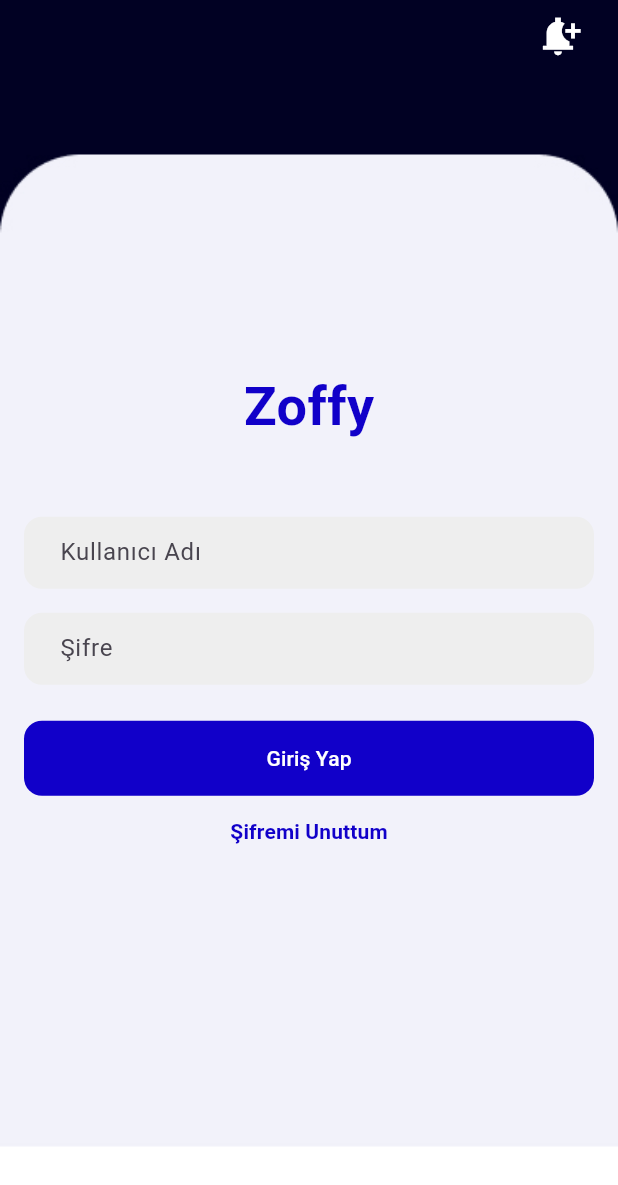
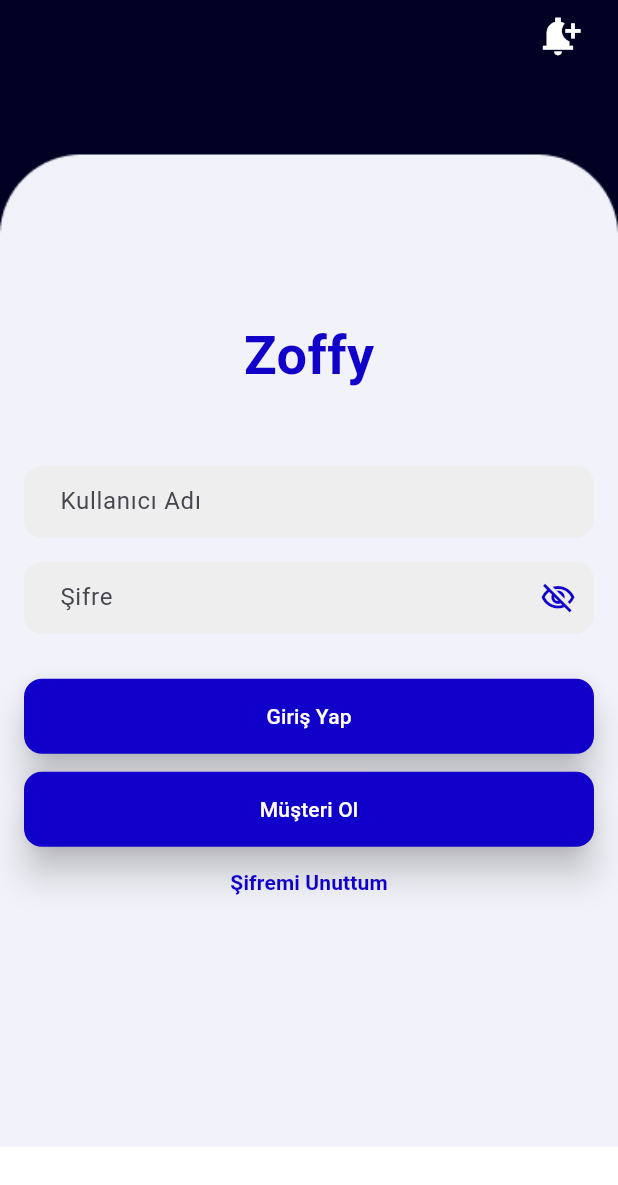
Before and after one commit to YunusBilcan/zoffy, a Flutter app: the screen it shows after launch, on a phone screen of 412 x 824 dp. Shown: the top 1185 px of the screen. Run offline on Flutter 3.47's test engine with Material 3 defaults, Android fonts, the phone set to English and light mode, and no system bars.

Commit message:
Add password visibility and new costumer toggle button

```diff
--- a/mobile/lib/screens/login_screen.dart
+++ b/mobile/lib/screens/login_screen.dart
@@ -8,6 +8,7 @@ class LoginScreen extends StatefulWidget {
 class _LoginScreenState extends State<LoginScreen> {
   final _usernameController = TextEditingController();
   final _passwordController = TextEditingController();
+  bool _isPasswordVisible = false;
 
   @override
   Widget build(BuildContext context) {
@@ -49,9 +50,11 @@ class _LoginScreenState extends State<LoginScreen> {
                 SizedBox(height: 48.0),
                 _buildTextField(_usernameController, 'Kullanıcı Adı'),
                 SizedBox(height: 16.0),
-                _buildTextField(_passwordController, 'Şifre', isPassword: true),
-                SizedBox(height: 24.0),
+                _buildPasswordTextField(),
+                SizedBox(height: 30.0),
                 _buildLoginButton(),
+                SizedBox(height: 12.0),
+                _buildSignUpButton(),
                 _buildFlatButton('Şifremi Unuttum', onTap: () {
 
                 }),
@@ -65,12 +68,11 @@ class _LoginScreenState extends State<LoginScreen> {
   }
 
 
-  Widget _buildTextField(TextEditingController controller, String label, {bool isPassword = false}) {
+  Widget _buildTextField(TextEditingController controller, String hintText) {
     return TextField(
       controller: controller,
-      obscureText: isPassword,
       decoration: InputDecoration(
-        hintText: label,
+        hintText: hintText,
         filled: true,
         fillColor: Colors.grey[200],
         border: OutlineInputBorder(
@@ -83,10 +85,41 @@ class _LoginScreenState extends State<LoginScreen> {
     );
   }
 
+
+  Widget _buildPasswordTextField() {
+    return TextField(
+      controller: _passwordController,
+      obscureText: !_isPasswordVisible,
+      decoration: InputDecoration(
+        hintText: 'Şifre',
+        filled: true,
+        fillColor: Colors.grey[200],
+        border: OutlineInputBorder(
+          borderRadius: BorderRadius.circular(12.0),
+          borderSide: BorderSide.none,
+        ),
+        contentPadding: EdgeInsets.symmetric(horizontal: 20.0),
+        suffixIcon: IconButton(
+          icon: Icon(
+            _isPasswordVisible ? Icons.visibility_outlined : Icons.visibility_off_outlined,
+            color: Color.fromARGB(255, 17, 0, 201),
+          ),
+          onPressed: () {
+            setState(() {
+              _isPasswordVisible = !_isPasswordVisible;
+            });
+          },
+        ),
+      ),
+      style: TextStyle(fontSize: 16.0),
+    );
+  }
+
+
   Widget _buildLoginButton() {
     return ElevatedButton(
       onPressed: () {
-        //
+
       },
       child: Text('Giriş Yap'),
       style: ElevatedButton.styleFrom(
@@ -96,11 +129,32 @@ class _LoginScreenState extends State<LoginScreen> {
         shape: RoundedRectangleBorder(
           borderRadius: BorderRadius.circular(12.0),
         ),
-        elevation: 0,
+        elevation: 10,
         padding: EdgeInsets.symmetric(vertical: 12.0),
       ),
     );
   }
+
+
+  Widget _buildSignUpButton() {
+    return ElevatedButton(
+      onPressed: () {
+
+      },
+      child: Text('Müşteri Ol'),
+      style: ElevatedButton.styleFrom(
+        foregroundColor: Colors.white,
+        backgroundColor: Color.fromARGB(255, 17, 0, 201),
+        minimumSize: Size(double.infinity, 50),
+        shape: RoundedRectangleBorder(
+          borderRadius: BorderRadius.circular(12.0),
+        ),
+        elevation: 10,
+        padding: EdgeInsets.symmetric(vertical: 12.0),
+      ),
+    );
+  }
+
 
   Widget _buildFlatButton(String text, {required VoidCallback onTap}) {
     return TextButton(
```
